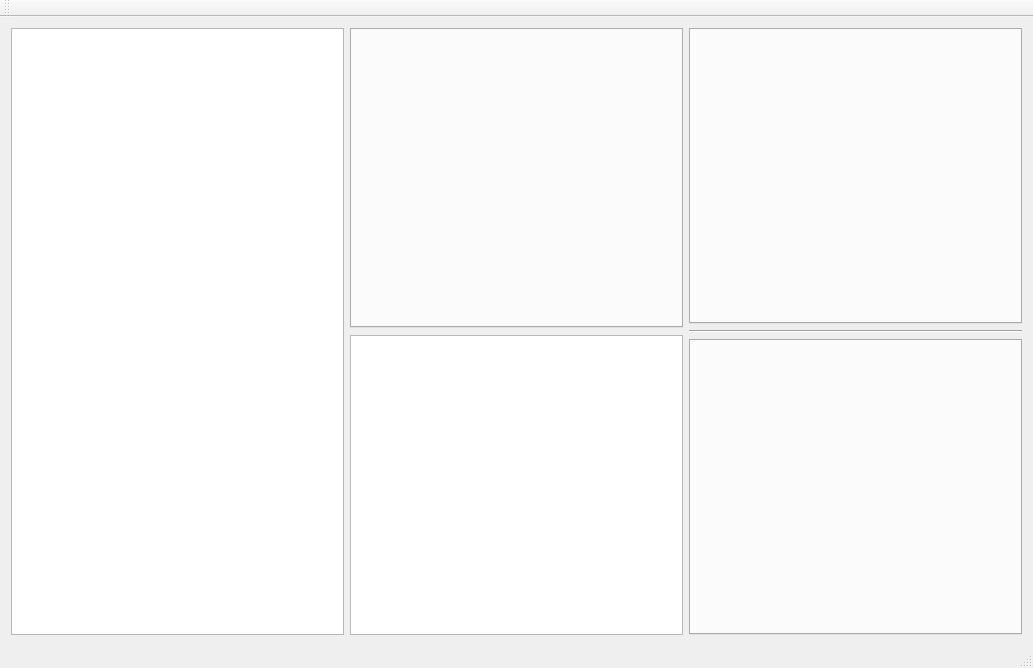
Penguinang/PlateRecog, file src/PlatePredict/mainwindow.ui: the form before one commit.
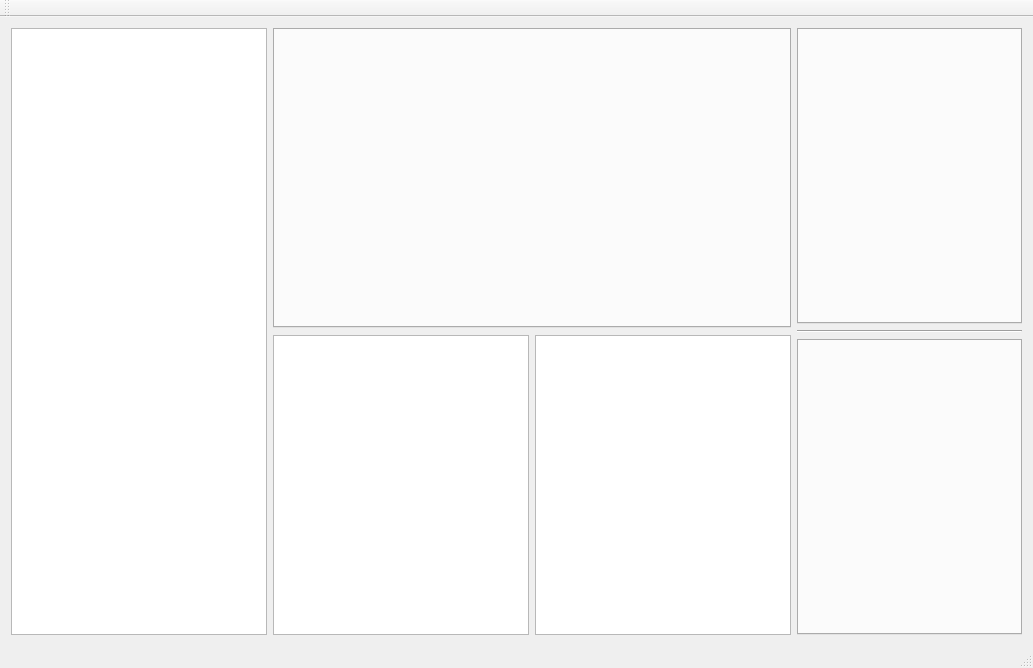
The form after the commit.

```diff
--- a/src/PlatePredict/mainwindow.ui
+++ b/src/PlatePredict/mainwindow.ui
@@ -32,7 +32,14 @@
          <widget class="QTabWidget" name="tabWidget"/>
         </item>
         <item>
+         <layout class="QHBoxLayout" name="horizontalLayout_2">
+          <item>
          <widget class="QTextEdit" name="textEdit"/>
+          </item>
+          <item>
+           <widget class="QTableWidget" name="tableWidget"/>
+          </item>
+         </layout>
         </item>
        </layout>
       </item>
```
Lines whose indentation alone changed are shown as unchanged.
